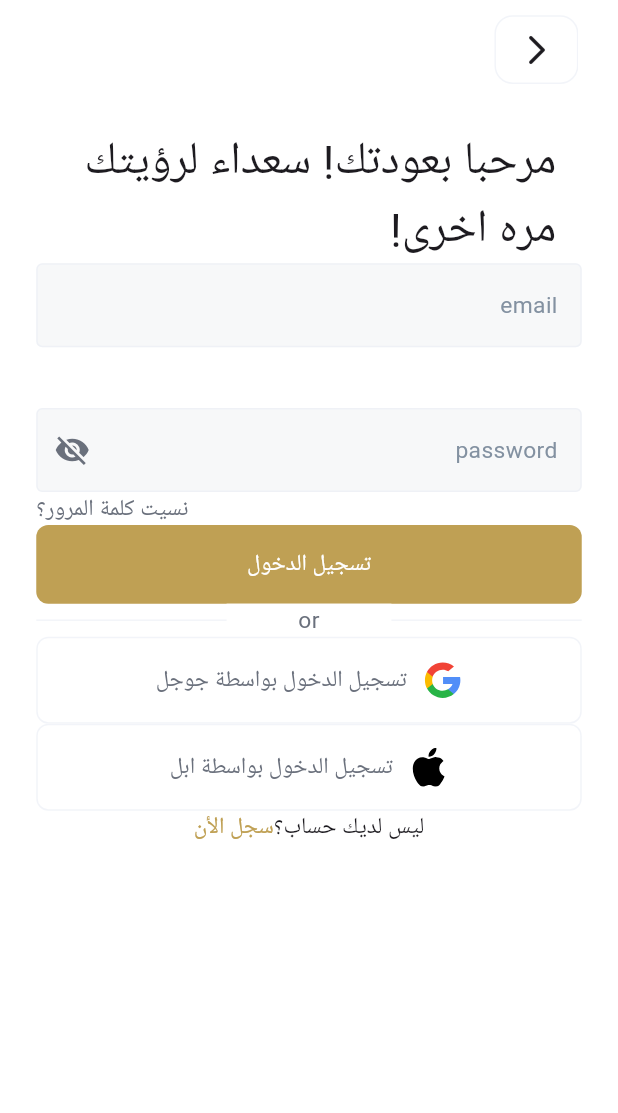
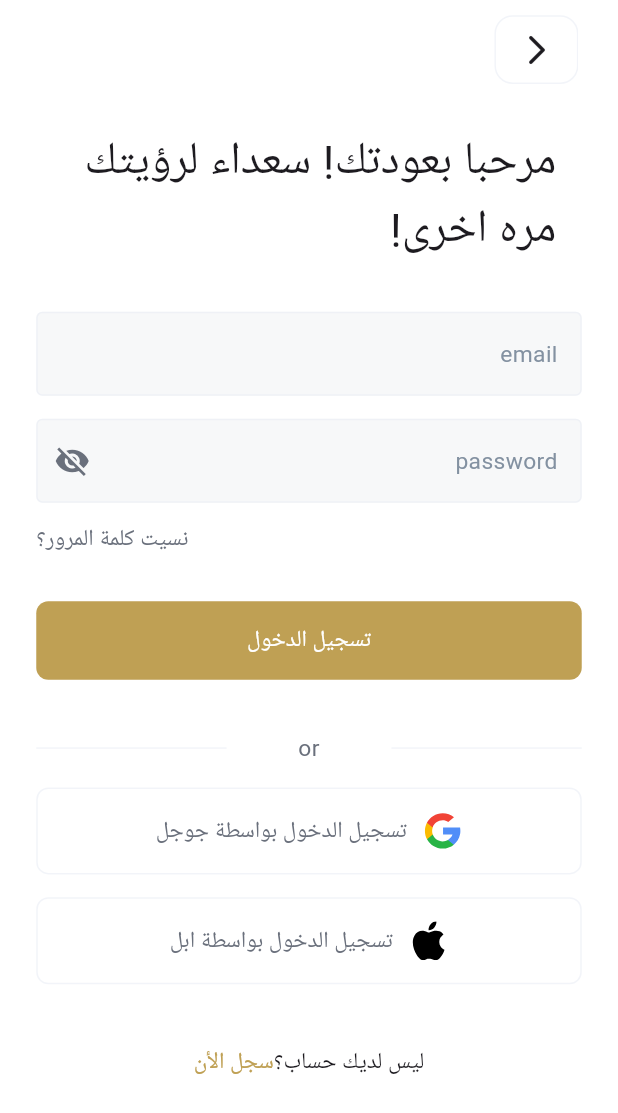
Before and after one commit to Abdo-Elkholy/bookia, a Flutter app: the screen it shows after launch, after a tap on the "language" icon, after a tap on "تسجيل الدخول", on a phone screen of 412 x 824 dp. Shown: the top 1113 px of the screen. Run offline on Flutter 3.47's test engine with Material 3 defaults, Android fonts, the phone set to English and light mode, and no system bars; our stand-ins replace bloc, dio, easy_localization, flutter_bloc, flutter_screenutil, flutter_svg and 1 more; network calls fail.

Commit message:
update login screen layout and spacing

```diff
--- a/lib/features/auth/ui/login_screen.dart
+++ b/lib/features/auth/ui/login_screen.dart
@@ -49,17 +49,19 @@ class _LoginScreenState extends State<LoginScreen> {
                   style: AppTextStyle.text30Regular,
                 ),
               ),
+              SizedBox(height: 32.h),
               AppTextFormField(
                 title: "email",
                 textInputType: TextInputType.emailAddress,
                 controller: emailController,
               ),
-              SizedBox(height: 40.h),
+              SizedBox(height: 15.h),
               AppTextFormField(
                 title: "password",
                 textInputType: TextInputType.visiblePassword,
                 controller: passWordController,
               ),
+              SizedBox(height: 13.h),
               Row(
                 mainAxisAlignment: MainAxisAlignment.end,
                 children: [
@@ -74,6 +76,7 @@ class _LoginScreenState extends State<LoginScreen> {
                   ),
                 ],
               ),
+              SizedBox(height: 30.h),
               BlocListener<AuthCubit, AuthState>(
                 listener: (context, state) {
                   if (state is AuthLoadingState) {
@@ -106,8 +109,9 @@ class _LoginScreenState extends State<LoginScreen> {
                   },
                 ),
               ),
-
+              SizedBox(height: 34.h),
               LoginOptions(),
+              SizedBox(height: 40.h),
               AuthFooterWidget(
                 title: "Don’t have an account?".tr(),
                 action: "Register Now".tr(),
--- a/lib/features/auth/ui/widgets/login_options.dart
+++ b/lib/features/auth/ui/widgets/login_options.dart
@@ -13,6 +13,7 @@ class LoginOptions extends StatelessWidget {
   @override
   Widget build(BuildContext context) {
     return Column(
+      mainAxisAlignment: MainAxisAlignment.spaceBetween,
       children: [
         Stack(
           alignment: AlignmentGeometry.center,
@@ -35,10 +36,12 @@ class LoginOptions extends StatelessWidget {
             ),
           ],
         ),
+        SizedBox(height: 15.h),
         LoginOption(
           title: 'Sign in with Google'.tr(),
           iconPath: Assets.icons.googleIc,
         ),
+        SizedBox(height: 15.h),
         LoginOption(
           title: 'Sign in with Apple'.tr(),
           iconPath: Assets.icons.cibApple,
--- a/lib/main.dart
+++ b/lib/main.dart
@@ -9,7 +9,6 @@ void main() async {
   WidgetsFlutterBinding.ensureInitialized();
   final SharedPreferences prefs = await SharedPreferences.getInstance();
   String? token = prefs.getString("token");
-
   await Future.wait([
     ScreenUtil.ensureScreenSize(),
     EasyLocalization.ensureInitialized(),
```
